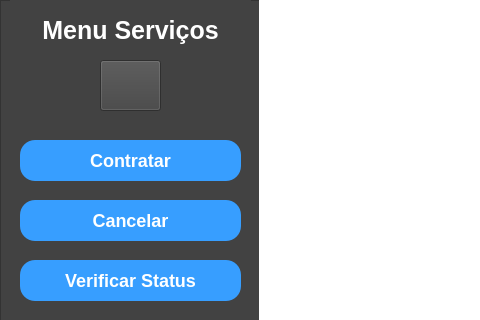
Above: servico.ui from Luisf66/Uber_dos_Servicos before the change; both pictures show x 0 to 480 and y 0 to 320 of the 1127 by 731 pixel window. Below: the same form after it.
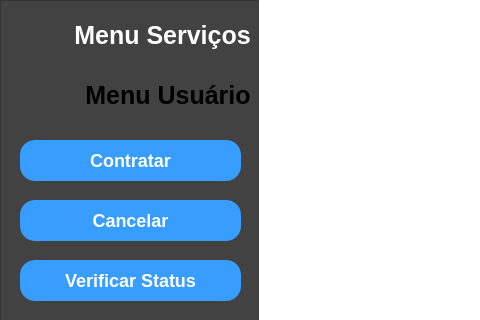
That is the form after the change. The open tabs and pages were chosen to show the change. Icons and pictures are not drawn.

Commit message: Modificação no usuario

```diff
--- a/servico.ui
+++ b/servico.ui
@@ -31,28 +31,6 @@
    <property name="frameShadow">
     <enum>QFrame::Shadow::Raised</enum>
    </property>
-   <widget class="QLabel" name="menu_servico">
-    <property name="geometry">
-     <rect>
-      <x>10</x>
-      <y>0</y>
-      <width>241</width>
-      <height>61</height>
-     </rect>
-    </property>
-    <property name="styleSheet">
-     <string notr="true">	font-family: &quot;Times New Roman&quot;;
-    font-size: 25px;  /* Tamanho da fonte ajustado para um visual mais formal */
-    font-weight: bold; /* Pode adicionar para destacar o texto */
-    color: white; </string>
-    </property>
-    <property name="text">
-     <string>Menu Serviços</string>
-    </property>
-    <property name="alignment">
-     <set>Qt::AlignmentFlag::AlignCenter</set>
-    </property>
-   </widget>
    <widget class="QPushButton" name="btn_contratar">
     <property name="geometry">
      <rect>
@@ -284,34 +262,107 @@
      <string>Cancelar</string>
     </property>
    </widget>
-   <widget class="QPushButton" name="btn_menu_usuario">
+   <widget class="QWidget" name="">
     <property name="geometry">
      <rect>
-      <x>100</x>
-      <y>60</y>
-      <width>61</width>
+      <x>10</x>
+      <y>10</y>
+      <width>241</width>
       <height>51</height>
      </rect>
     </property>
-    <property name="styleSheet">
-     <string notr="true">#btn_menu_servico{
+    <layout class="QHBoxLayout" name="horizontalLayout">
+     <item>
+      <widget class="QPushButton" name="btn_menu_servico">
+       <property name="styleSheet">
+        <string notr="true">#btn_menu_servico{
 	background: transparent;
 	border-radius: 30px;
 }</string>
+       </property>
+       <property name="text">
+        <string/>
+       </property>
+       <property name="icon">
+        <iconset resource="recursos.qrc">
+         <normaloff>:/imagem/imagens/menu_servico.png</normaloff>:/imagem/imagens/menu_servico.png</iconset>
+       </property>
+       <property name="iconSize">
+        <size>
+         <width>30</width>
+         <height>30</height>
+        </size>
+       </property>
+      </widget>
+     </item>
+     <item>
+      <widget class="QLabel" name="menu_servico">
+       <property name="styleSheet">
+        <string notr="true">	font-family: &quot;Times New Roman&quot;;
+    font-size: 25px;  /* Tamanho da fonte ajustado para um visual mais formal */
+    font-weight: bold; /* Pode adicionar para destacar o texto */
+    color:white; </string>
+       </property>
+       <property name="text">
+        <string>Menu Serviços</string>
+       </property>
+       <property name="alignment">
+        <set>Qt::AlignmentFlag::AlignCenter</set>
+       </property>
+      </widget>
+     </item>
+    </layout>
+   </widget>
+   <widget class="QWidget" name="">
+    <property name="geometry">
+     <rect>
+      <x>10</x>
+      <y>70</y>
+      <width>241</width>
+      <height>51</height>
+     </rect>
     </property>
-    <property name="text">
-     <string/>
-    </property>
-    <property name="icon">
-     <iconset resource="recursos.qrc">
-      <normaloff>:/imagem/imagens/menu_usuario.png</normaloff>:/imagem/imagens/menu_usuario.png</iconset>
-    </property>
-    <property name="iconSize">
-     <size>
-      <width>50</width>
-      <height>50</height>
-     </size>
-    </property>
+    <layout class="QHBoxLayout" name="horizontalLayout_2">
+     <item>
+      <widget class="QPushButton" name="btn_menu_usuario">
+       <property name="styleSheet">
+        <string notr="true">#btn_menu_usuario{
+	background: transparent;
+	border-radius: 30px;
+}</string>
+       </property>
+       <property name="text">
+        <string/>
+       </property>
+       <property name="icon">
+        <iconset resource="recursos.qrc">
+         <normaloff>:/imagem/imagens/menu_usuario.png</normaloff>:/imagem/imagens/menu_usuario.png</iconset>
+       </property>
+       <property name="iconSize">
+        <size>
+         <width>35</width>
+         <height>35</height>
+        </size>
+       </property>
+      </widget>
+     </item>
+     <item>
+      <widget class="QLabel" name="menu_usuario">
+       <property name="styleSheet">
+        <string notr="true">	font-family: &quot;Times New Roman&quot;;
+    font-size: 25px;  /* Tamanho da fonte ajustado para um visual mais formal */
+    font-weight: bold; /* Pode adicionar para destacar o texto */
+    color:black; </string>
+       </property>
+       <property name="text">
+        <string>Menu Usuário</string>
+       </property>
+       <property name="alignment">
+        <set>Qt::AlignmentFlag::AlignCenter</set>
+       </property>
+      </widget>
+     </item>
+    </layout>
    </widget>
   </widget>
   <widget class="QStackedWidget" name="stackedWidget">
```
Left out of the diff: 3 changed lines with no effect on the pictures. The commit also changes 3 other files.
